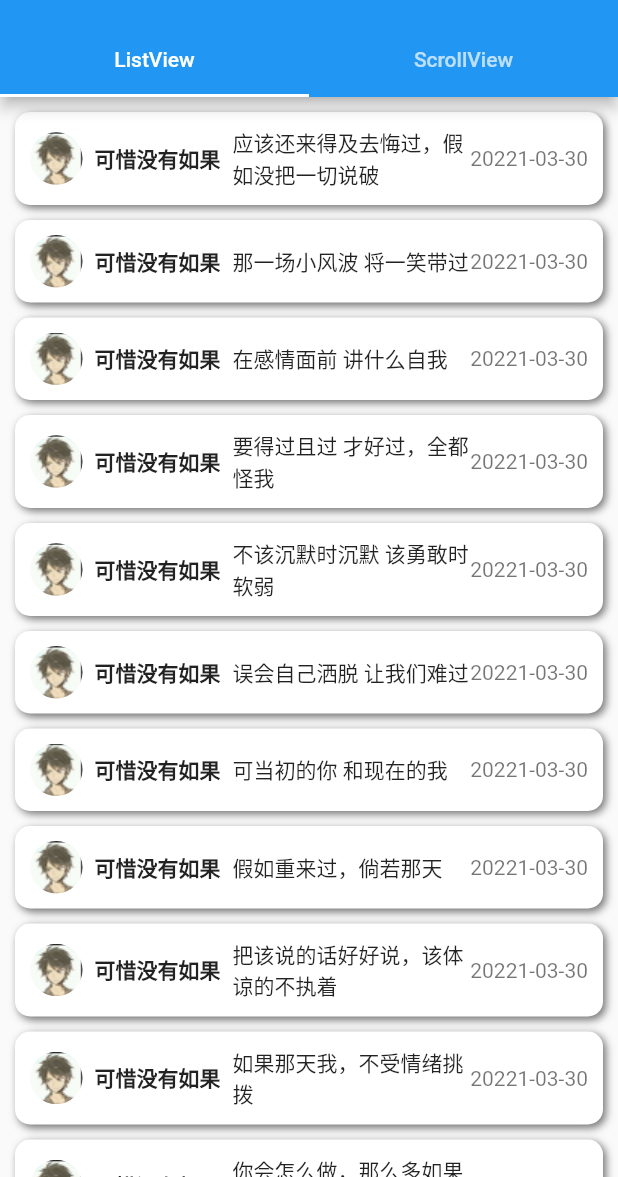
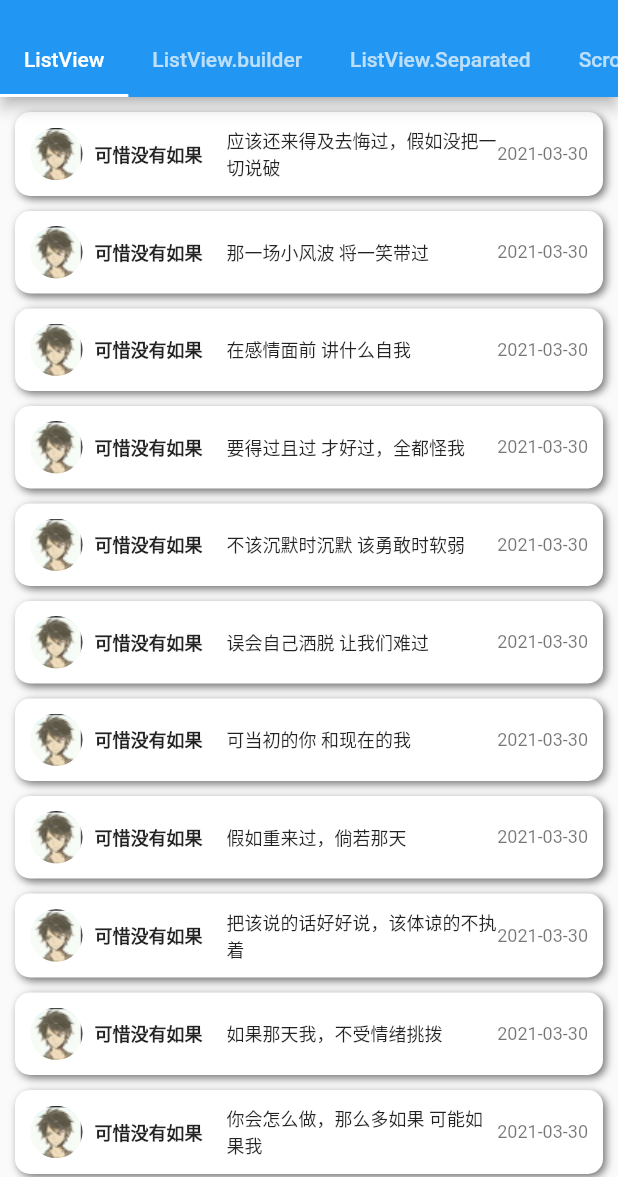
Before and after one commit to zhouzhuifeng/flutter_single_app, a Flutter app: the ListContainer screen opened by its route, on a phone screen of 412 x 824 dp, the part 59-1236 px from its top. Run offline on Flutter 3.47's test engine with Material 2 defaults, Android fonts, the phone set to English and light mode, and no system bars; our stand-ins replace cached_network_image, fluttertoast, shared_preferences; missing offline and left inert: color_dart; accounts and stored records are empty; generated files the repository leaves out were written again; statements that could not run were skipped.

Commit message:
[增加separated]

```diff
--- a/lib/pages/home/scroll_controller.dart
+++ b/lib/pages/home/scroll_controller.dart
@@ -12,6 +12,7 @@ class _ScrollControllerState extends State<ScrollControllerWidget> {
   void initState() {
     _controller = ScrollController();
     _controller.addListener(() {
+      print(' _controller.addListener');
       // 为控制器注册滚动监听方法
       if (_controller.offset > 1000) {
         // 如果 ListView 已经向下滚动了 1000，则启用 Top 按钮
--- a/lib/pages/listView/listview.dart
+++ b/lib/pages/listView/listview.dart
@@ -1,8 +1,65 @@
-import 'package:flutter_single_app/import_common.dart';
+import '../../import_common.dart';
 
-class StaticList extends StatelessWidget {
+class StaticList extends StatefulWidget {
+  final int currrentNum;
+  StaticList(this.currrentNum);
+  @override
+  _StaticList createState() => _StaticList(currrentNum);
+}
+
+class _StaticList extends State<StaticList> {
+  final int currrentNum;
+  _StaticList(this.currrentNum);
+  ScrollController _controller;
+  bool isToTop = false;
+  @override
+  void initState() {
+    _controller = ScrollController();
+    _controller.addListener(() {
+      // print('_controller.offset   ${_controller.offset}');
+      //为控制器注册滚动监听方法
+      if (_controller.offset > 200) {
+        //如果ListView已经向下滚动了1000，则启用Top按钮
+        setState(() {
+          isToTop = true;
+          // print(isToTop);
+        });
+      } else if (_controller.offset < 80) {
+        //如果ListView向下滚动距离不足300，则禁用Top按钮
+        setState(() {
+          isToTop = false;
+        });
+      }
+    });
+    super.initState();
+  }
+
   @override
   Widget build(BuildContext context) {
+    Color iscolor = Provider.of<ThemeModel>(context).theme;
+    List arr = [
+      '应该还来得及去悔过，假如没把一切说破',
+      '那一场小风波 将一笑带过',
+      '在感情面前 讲什么自我',
+      '要得过且过 才好过，全都怪我',
+      '不该沉默时沉默 该勇敢时软弱',
+      '误会自己洒脱 让我们难过',
+      '可当初的你 和现在的我',
+      '假如重来过，倘若那天',
+      '把该说的话好好说，该体谅的不执着',
+      '如果那天我，不受情绪挑拨',
+      '你会怎么做，那么多如果 可能如果我',
+      '可惜没如果 只剩下结果，如果早点了解',
+      '那率性的你，或者晚一点',
+      '遇上成熟的我，不过 oh',
+      '把该说的话好好说，该体谅的不执着',
+      '如果那天我，不受情绪挑拨',
+      '你会怎么做，那么多如果 可能如果我',
+      '可惜没如果 只剩下结果，如果早点了解',
+      '那率性的你，或者晚一点',
+      '遇上成熟的我，不过 oh',
+    ];
+
     Widget getItem(String label, int index) {
       double top = index > 1 ? 5 : 10;
       return Container(
@@ -28,41 +85,29 @@ class StaticList extends StatelessWidget {
               padding: const EdgeInsets.only(left: 8.0, right: 8),
               child: Text(
                 '可惜没有如果',
-                style: TextStyle(fontSize: 14, fontWeight: FontWeight.w600),
+                style: TextStyle(fontSize: 12.0, fontWeight: FontWeight.w600),
               ),
             ),
             Expanded(
+                child: Padding(
+              padding: EdgeInsets.only(
+                left: 8.0,
+              ),
               child: Text(
                 label,
-                style: TextStyle(fontSize: 14),
+                style: TextStyle(fontSize: 12.0),
               ),
-            ),
+            )),
             Text(
-              '20221-03-30',
-              style: TextStyle(color: Colors.black54),
+              '2021-03-30',
+              style: TextStyle(color: Colors.black54, fontSize: 12.0),
             )
           ],
         ),
       );
     }
 
-    getList() {
-      List arr = [
-        '应该还来得及去悔过，假如没把一切说破',
-        '那一场小风波 将一笑带过',
-        '在感情面前 讲什么自我',
-        '要得过且过 才好过，全都怪我',
-        '不该沉默时沉默 该勇敢时软弱',
-        '误会自己洒脱 让我们难过',
-        '可当初的你 和现在的我',
-        '假如重来过，倘若那天',
-        '把该说的话好好说，该体谅的不执着',
-        '如果那天我，不受情绪挑拨',
-        '你会怎么做，那么多如果 可能如果我',
-        '可惜没如果 只剩下结果，如果早点了解',
-        '那率性的你，或者晚一点',
-        '遇上成熟的我，不过 oh',
-      ];
+    List<Widget> getList() {
       int i = 0;
       return arr.map((v) {
         i++;
@@ -70,12 +115,111 @@ class StaticList extends StatelessWidget {
       }).toList();
     }
 
-    return Expanded(
-        child: Container(
-      color: hex('#ebeef5'),
-      child: ListView(
-        children: getList(),
+    // ListView.builder
+    Widget isBuilderList() {
+      return Expanded(
+          child: ListView.builder(
+              addAutomaticKeepAlives: false,
+              addRepaintBoundaries: false,
+              controller: _controller,
+              itemExtent: 50.0,
+              itemCount: arr.length,
+              itemBuilder: (BuildContext context, int index) => ListTile(
+                  leading: Icon(
+                    index % 2 == 0 ? Icons.music_note : Icons.queue_music,
+                    color: iscolor,
+                  ),
+                  title: Text(
+                    arr[index],
+                    style: TextStyle(
+                        color: index == 0 ? Colors.red : Colors.black),
+                  ),
+                  trailing: Icon(
+                    Icons.headset_mic_sharp,
+                    color: iscolor,
+                  ),
+                  // subtitle: Text('zz'),
+                  onTap: () => print('ListView.builder'))));
+    }
+
+    // ListView.separated
+    Widget isSeparated() {
+      return ListView.separated(
+          itemBuilder: (BuildContext context, int index) =>
+              ListTile(title: Text(arr[index])),
+          separatorBuilder: (BuildContext context, int index) => index % 2 == 0
+              ? Divider(color: Colors.green)
+              : Divider(
+                  color: Colors.red,
+                ),
+          itemCount: arr.length);
+    }
+
+    Map obj = {
+      1: Expanded(
+          child: Container(
+        color: hex('#ebeef5'),
+        child: ListView(children: getList()),
+      )),
+      2: Column(
+        children: [
+          isBuilderList(),
+          Offstage(
+              offstage: !isToTop, //这里控制 true  false 布尔值
+              child: FloatingActionButton(
+                onPressed: (isToTop
+                    ? () {
+                        if (isToTop) {
+                          _controller.animateTo(.0,
+                              duration: Duration(milliseconds: 200),
+                              curve: Curves.ease); //做一个滚动到顶部的动画
+                        }
+                      }
+                    : null),
+                child: Text("Top"),
+              )),
+        ],
       ),
-    ));
+      3:isSeparated()
+    };
+    //1  ListView
+    // if (currrentNum == 1) {
+    //   curr = Expanded(
+    //       child: Container(
+    //     color: hex('#ebeef5'),
+    //     child: ListView(children: getList()),
+    //   ));
+    // } else {
+    //   curr = Column(
+    //     children: [
+    //       isBuilderList(),
+    //       Offstage(
+    //           offstage: !isToTop, //这里控制 true  false 布尔值
+    //           child: FloatingActionButton(
+    //             onPressed: (isToTop
+    //                 ? () {
+    //                     if (isToTop) {
+    //                       _controller.animateTo(.0,
+    //                           duration: Duration(milliseconds: 200),
+    //                           curve: Curves.ease); //做一个滚动到顶部的动画
+    //                     }
+    //                   }
+    //                 : null),
+    //             child: Text("Top"),
+    //           )),
+    //     ],
+    //   );
+
+    //   // 2.ListView.builder
+
+    // }
+    return obj[currrentNum];
+    // 回到顶部
+  }
+
+  @override
+  void dispose() {
+    _controller.dispose();
+    super.dispose();
   }
 }
--- a/lib/pages/listView/listview_index.dart
+++ b/lib/pages/listView/listview_index.dart
@@ -12,6 +12,8 @@ class _ListContainer extends State<ListContainer>
   TabController _tabController; //需要定义一个Controller
   List tabs = [
     "ListView",
+    "ListView.builder",
+    "ListView.Separated",
     "ScrollView",
   ];
   @override
@@ -31,16 +33,25 @@ class _ListContainer extends State<ListContainer>
       appBar: AppBar(
         title: Text('ListContainer'),
         bottom: TabBar(
+            isScrollable: true,
             controller: _tabController,
             tabs: tabs.map((e) => Tab(text: e)).toList()),
       ),
       body: TabBarView(
         controller: _tabController,
         children: [
-          StaticList(),
+          StaticList(1),
+          StaticList(2),
+          StaticList(3),
           ScrollList(),
         ],
       ),
     );
   }
+
+  @override
+  void dispose() {
+    _tabController.dispose(); // 销毁控制器
+    super.dispose();
+  }
 }
```
Also changed, not shown: lib/pages/login/index.dart (+3 -5 lines), 1 other file.
